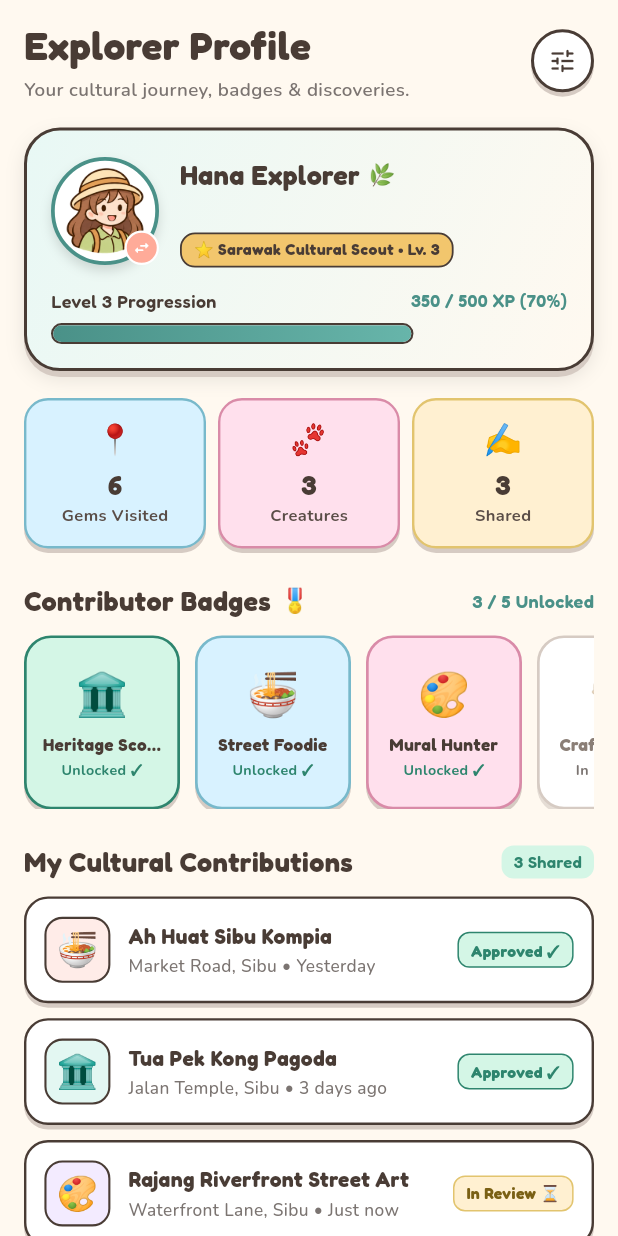
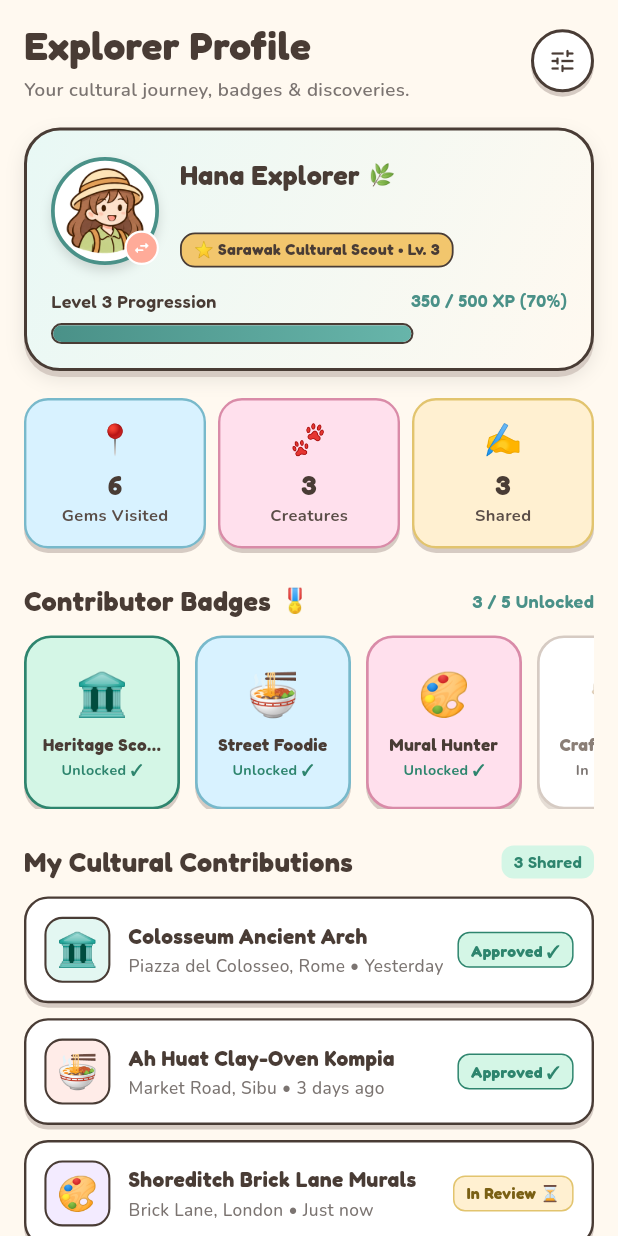
Before and after one commit to Leann13t/SECB3104-01-APPLICATIONS-DEVELOPMENT-group-project-NEXORA, a Flutter app: the ProfileScreen screen opened directly, on a phone screen of 412 x 824 dp. Run offline on Flutter 3.47's test engine with Material 3 defaults, Android fonts, the phone set to English and light mode, and no system bars; our stand-ins replace google_fonts, google_maps_flutter, image_picker, supabase_flutter; accounts and stored records are empty.

Commit message:
Update profile_screen.dart

```diff
--- a/lib/screens/profile/profile_screen.dart
+++ b/lib/screens/profile/profile_screen.dart
@@ -17,28 +17,28 @@ class ProfileScreen extends StatefulWidget {
 class _ProfileScreenState extends State<ProfileScreen> {
   bool _isGirlAvatar = true;
 
-  // Mock user contributions (clearly marked placeholder data for demo)
+  // User cultural place contributions (clearly marked placeholder data for demo)
   final List<Map<String, dynamic>> _mySubmissions = [
     {
-      'title': 'Ah Huat Sibu Kompia',
-      'category': CulturalCategory.food,
-      'location': 'Market Road, Sibu',
+      'title': 'Colosseum Ancient Arch',
+      'category': CulturalCategory.heritage,
+      'location': 'Piazza del Colosseo, Rome',
       'status': 'Approved',
       'xp': '+50 XP',
       'date': 'Yesterday',
     },
     {
-      'title': 'Tua Pek Kong Pagoda',
-      'category': CulturalCategory.heritage,
-      'location': 'Jalan Temple, Sibu',
+      'title': 'Ah Huat Clay-Oven Kompia',
+      'category': CulturalCategory.food,
+      'location': 'Market Road, Sibu',
       'status': 'Approved',
       'xp': '+50 XP',
       'date': '3 days ago',
     },
     {
-      'title': 'Rajang Riverfront Street Art',
+      'title': 'Shoreditch Brick Lane Murals',
       'category': CulturalCategory.murals,
-      'location': 'Waterfront Lane, Sibu',
+      'location': 'Brick Lane, London',
       'status': 'Pending Review',
       'xp': 'Pending',
       'date': 'Just now',
```
